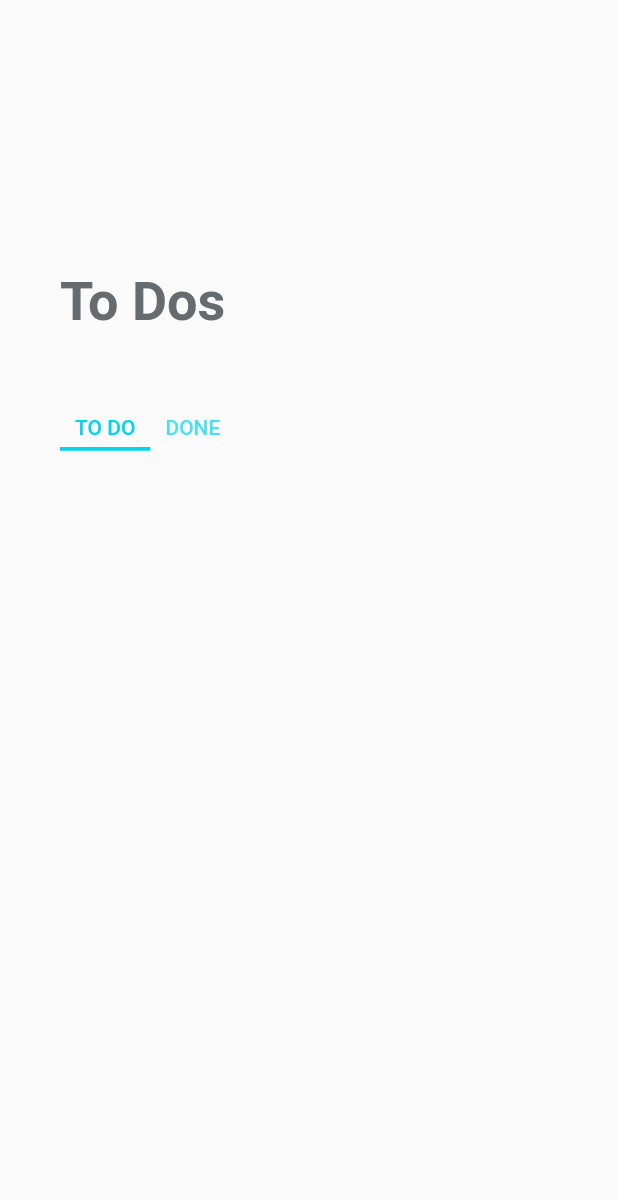
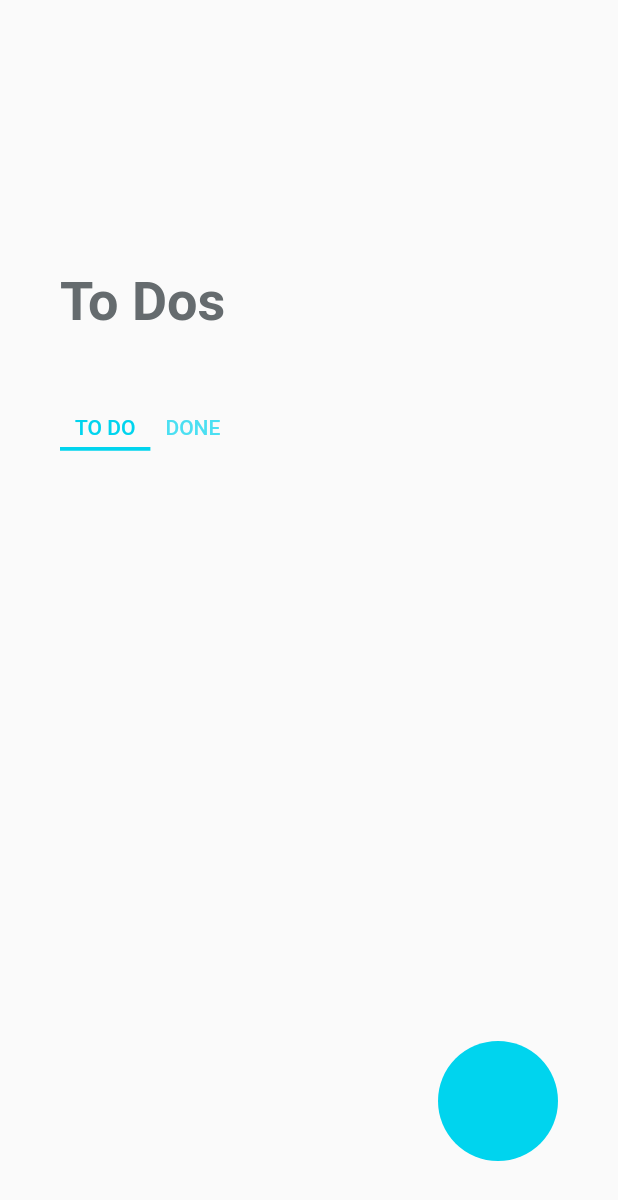
Before and after one commit to serranoarevalo/flutter_todo, a Flutter app: the screen it shows after launch, on a phone screen of 412 x 824 dp. Shown: the top 1200 px of the screen. Run offline on Flutter 3.47's test engine with Material 2 defaults, Android fonts, the phone set to English and light mode, and no system bars.

Commit message:
add_button part one

```diff
--- /dev/null
+++ b/lib/add_button.dart
@@ -0,0 +1,20 @@
+import 'package:flutter/material.dart';
+
+class AddButton extends StatelessWidget {
+  @override
+  Widget build(BuildContext context) {
+    return Positioned(
+      bottom: 50,
+      right: 0,
+      child: Container(
+        child: Container(
+          width: 80,
+          height: 80,
+          decoration: BoxDecoration(
+              color: Theme.of(context).accentColor,
+              borderRadius: BorderRadius.circular(40)),
+        ),
+      ),
+    );
+  }
+}
--- a/lib/todos.dart
+++ b/lib/todos.dart
@@ -1,4 +1,5 @@
 import 'package:flutter/material.dart';
+import 'package:flutter_todo/add_button.dart';
 import 'package:flutter_todo/header.dart';
 
 class ToDos extends StatelessWidget {
@@ -6,14 +7,16 @@ class ToDos extends StatelessWidget {
   Widget build(BuildContext context) {
     return Scaffold(
       body: Container(
+        width: MediaQuery.of(context).size.width,
         child: Padding(
           padding: EdgeInsets.symmetric(horizontal: 40),
-          child: Column(
+          child: Stack(
             children: <Widget>[
               DefaultTabController(
                 length: 2,
                 child: Header(),
-              )
+              ),
+              AddButton()
             ],
           ),
         ),
```
